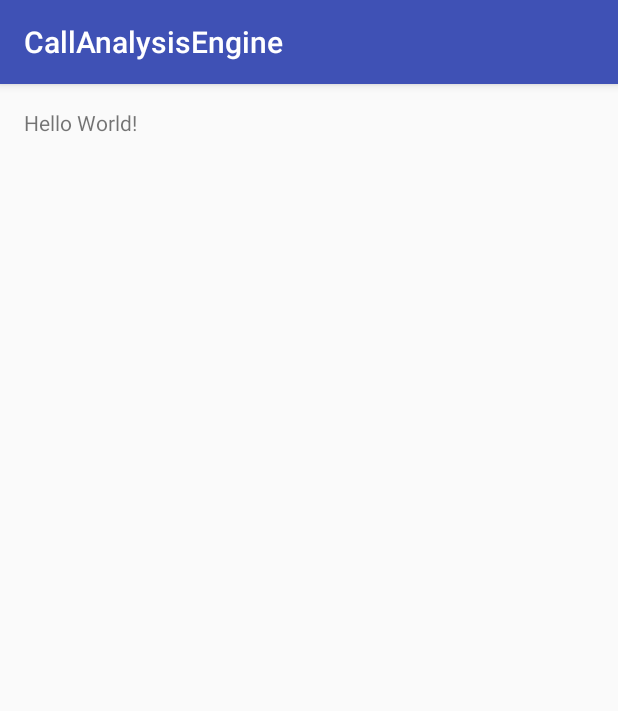
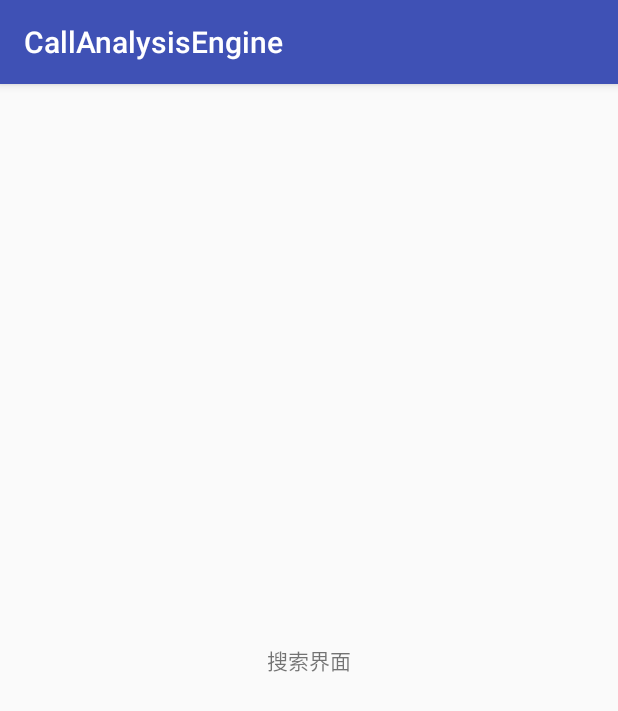
Before and after one commit to CallAnalysisEngineDev/cae_android, an Android app: the screen it shows after launch (WelcomeActivity before the commit, MainActivity after it), on a phone screen of 412 x 824 dp. Shown: the top 711 px of the screen. Run offline under Robolectric (Android 15) with nearby library versions, the phone set to English and light mode, and no system bars.

Commit message:
3.31欢迎界面编写完成

```diff
--- a/app/src/main/AndroidManifest.xml
+++ b/app/src/main/AndroidManifest.xml
@@ -8,13 +8,15 @@
         android:label="@string/app_name"
         android:supportsRtl="true"
         android:theme="@style/AppTheme">
-        <activity android:name=".WelcomeActivity">
+        <activity android:name=".activity.WelcomeActivity">
             <intent-filter>
                 <action android:name="android.intent.action.MAIN" />
 
                 <category android:name="android.intent.category.LAUNCHER" />
             </intent-filter>
         </activity>
+
+        <activity android:name=".activity.MainActivity"></activity>
     </application>
 
 </manifest>
--- a/app/src/main/java/com/hz/callanalysisengine/WelcomeActivity.java
+++ b/app/src/main/java/com/hz/callanalysisengine/activity/MainActivity.java
@@ -1,13 +1,15 @@
-package com.hz.callanalysisengine;
+package com.hz.callanalysisengine.activity;
 
 import android.support.v7.app.AppCompatActivity;
 import android.os.Bundle;
 
-public class WelcomeActivity extends AppCompatActivity {
+import com.hz.callanalysisengine.R;
+
+public class MainActivity extends AppCompatActivity {
 
     @Override
     protected void onCreate(Bundle savedInstanceState) {
         super.onCreate(savedInstanceState);
-        setContentView(R.layout.activity_welcome);
+        setContentView(R.layout.activity_main);
     }
 }
--- /dev/null
+++ b/app/src/main/java/com/hz/callanalysisengine/activity/WelcomeActivity.java
@@ -0,0 +1,55 @@
+package com.hz.callanalysisengine.activity;
+
+import android.app.Activity;
+import android.os.Handler;
+import android.os.Message;
+import android.os.SystemClock;
+import android.support.v7.app.AppCompatActivity;
+import android.os.Bundle;
+import android.view.Window;
+import android.view.WindowManager;
+import android.view.animation.AlphaAnimation;
+import android.view.animation.Animation;
+import android.widget.ImageView;
+
+import com.hz.callanalysisengine.R;
+import com.hz.callanalysisengine.util.ActivityUtil;
+
+public class WelcomeActivity extends Activity {
+
+    private Handler handler = new Handler(){
+        public void handleMessage(Message msg){
+            ActivityUtil.startActivity(WelcomeActivity.this,MainActivity.class,true);
+        }
+    };
+
+    @Override
+    protected void onCreate(Bundle savedInstanceState) {
+        super.onCreate(savedInstanceState);
+        requestWindowFeature(Window.FEATURE_NO_TITLE);
+        getWindow().setFlags(WindowManager.LayoutParams.FLAG_FULLSCREEN,WindowManager.LayoutParams.FLAG_FULLSCREEN);
+        setContentView(R.layout.activity_welcome);
+        alphaAnim();
+        startapp();
+    }
+
+    private void startapp() {
+        new Thread(){
+            public void run(){
+                SystemClock.sleep(2000);
+                handler.sendEmptyMessage(1);
+            }
+        }.start();
+    }
+
+    //设置登陆动画
+    private void alphaAnim(){
+        Animation alaphanim = new AlphaAnimation(0.2f,1.0f);
+        // 动画表现时间
+        alaphanim.setDuration(2000);
+        // 动画结束后是否停留在结束状态
+        alaphanim.setFillAfter(true);
+        ImageView img = (ImageView) findViewById(R.id.img_welcome);
+        img.startAnimation(alaphanim);
+    }
+}
--- /dev/null
+++ b/app/src/main/java/com/hz/callanalysisengine/util/ActivityUtil.java
@@ -0,0 +1,20 @@
+package com.hz.callanalysisengine.util;
+
+import android.app.Activity;
+import android.content.Context;
+import android.content.Intent;
+
+/**
+ * Created by kotori on 2017/2/20.
+ * 跳转Activiy的工具类
+ */
+public class ActivityUtil {
+    public static void startActivity(Context c,Class clz,boolean ifFinish){
+        Intent intent = new Intent(c,clz);
+        c.startActivity(intent);
+        if(ifFinish) {
+            ((Activity)c).finish();
+        }
+
+    }
+}
--- /dev/null
+++ b/app/src/main/res/layout/activity_main.xml
@@ -0,0 +1,19 @@
+<?xml version="1.0" encoding="utf-8"?>
+<RelativeLayout xmlns:android="http://schemas.android.com/apk/res/android"
+    xmlns:tools="http://schemas.android.com/tools"
+    android:layout_width="match_parent"
+    android:layout_height="match_parent"
+    android:paddingBottom="@dimen/activity_vertical_margin"
+    android:paddingLeft="@dimen/activity_horizontal_margin"
+    android:paddingRight="@dimen/activity_horizontal_margin"
+    android:paddingTop="@dimen/activity_vertical_margin"
+    tools:context="com.hz.callanalysisengine.activity.MainActivity">
+
+    <TextView
+        android:layout_width="wrap_content"
+        android:layout_height="wrap_content"
+        android:text="搜索界面"
+        android:layout_centerVertical="true"
+        android:layout_centerHorizontal="true" />
+
+</RelativeLayout>
--- a/app/src/main/res/layout/activity_welcome.xml
+++ b/app/src/main/res/layout/activity_welcome.xml
@@ -3,14 +3,12 @@
     xmlns:tools="http://schemas.android.com/tools"
     android:layout_width="match_parent"
     android:layout_height="match_parent"
-    android:paddingBottom="@dimen/activity_vertical_margin"
-    android:paddingLeft="@dimen/activity_horizontal_margin"
-    android:paddingRight="@dimen/activity_horizontal_margin"
-    android:paddingTop="@dimen/activity_vertical_margin"
-    tools:context="com.hz.callanalysisengine.WelcomeActivity">
+    tools:context=".activity.WelcomeActivity">
 
-    <TextView
-        android:layout_width="wrap_content"
-        android:layout_height="wrap_content"
-        android:text="Hello World!" />
+    <ImageView
+        android:id="@+id/img_welcome"
+        android:layout_width="match_parent"
+        android:layout_height="match_parent"
+        android:src="@mipmap/call_welcome"
+        android:scaleType="fitXY"/>
 </RelativeLayout>
```
Also changed, not shown: app/src/main/res/mipmap-xxhdpi/call_welcome.jpg (added).
